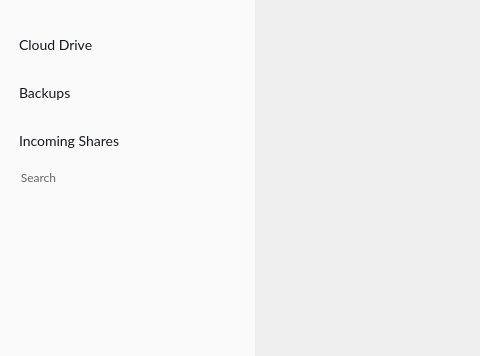
The window that src/MEGASync/gui/node_selector/gui/win/NodeSelector.ui (meganz/MEGAsync) describes before a commit, drawn with Qt 5; both pictures show x 0 to 480 and y 0 to 356 of the 800 by 489 pixel window.
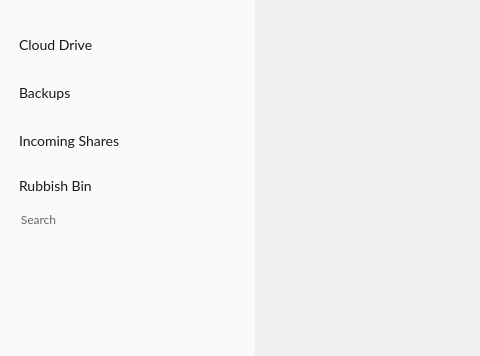
The same window after the commit. Icons and pictures are not drawn.

The edit to the form file:
```diff
--- a/src/MEGASync/gui/node_selector/gui/win/NodeSelector.ui
+++ b/src/MEGASync/gui/node_selector/gui/win/NodeSelector.ui
@@ -502,6 +502,65 @@
            </layout>
           </widget>
          </item>
+         <item>
+          <widget class="QFrame" name="fRubbish">
+           <layout class="QHBoxLayout" name="horizontalLayout_4">
+            <property name="spacing">
+             <number>3</number>
+            </property>
+            <property name="leftMargin">
+             <number>0</number>
+            </property>
+            <property name="topMargin">
+             <number>0</number>
+            </property>
+            <property name="rightMargin">
+             <number>0</number>
+            </property>
+            <property name="bottomMargin">
+             <number>0</number>
+            </property>
+            <item>
+             <widget class="QPushButton" name="bRubbish">
+              <property name="sizePolicy">
+               <sizepolicy hsizetype="Expanding" vsizetype="Fixed">
+                <horstretch>0</horstretch>
+                <verstretch>0</verstretch>
+               </sizepolicy>
+              </property>
+              <property name="cursor">
+               <cursorShape>PointingHandCursor</cursorShape>
+              </property>
+              <property name="text">
+               <string>Rubbish Bin</string>
+              </property>
+              <property name="icon">
+               <iconset resource="../../../Resources_win.qrc">
+                <normaloff>:/images/node_selector/sidebar/rubbish_default.png</normaloff>:/images/node_selector/sidebar/rubbish_default.png</iconset>
+              </property>
+              <property name="checkable">
+               <bool>true</bool>
+              </property>
+              <property name="autoExclusive">
+               <bool>true</bool>
+              </property>
+              <property name="autoDefault">
+               <bool>false</bool>
+              </property>
+              <property name="default_icon" stdset="0">
+               <string notr="true">qrc:/images/node_selector/sidebar/rubbish_default.png</string>
+              </property>
+              <property name="icon_spacing" stdset="0">
+               <UInt>4</UInt>
+              </property>
+              <attribute name="buttonGroup">
+               <string notr="true">buttonGroup</string>
+              </attribute>
+             </widget>
+            </item>
+           </layout>
+          </widget>
+         </item>
         </layout>
        </widget>
       </item>
```
Left out of the diff: 4 changed lines with no effect on the pictures.
